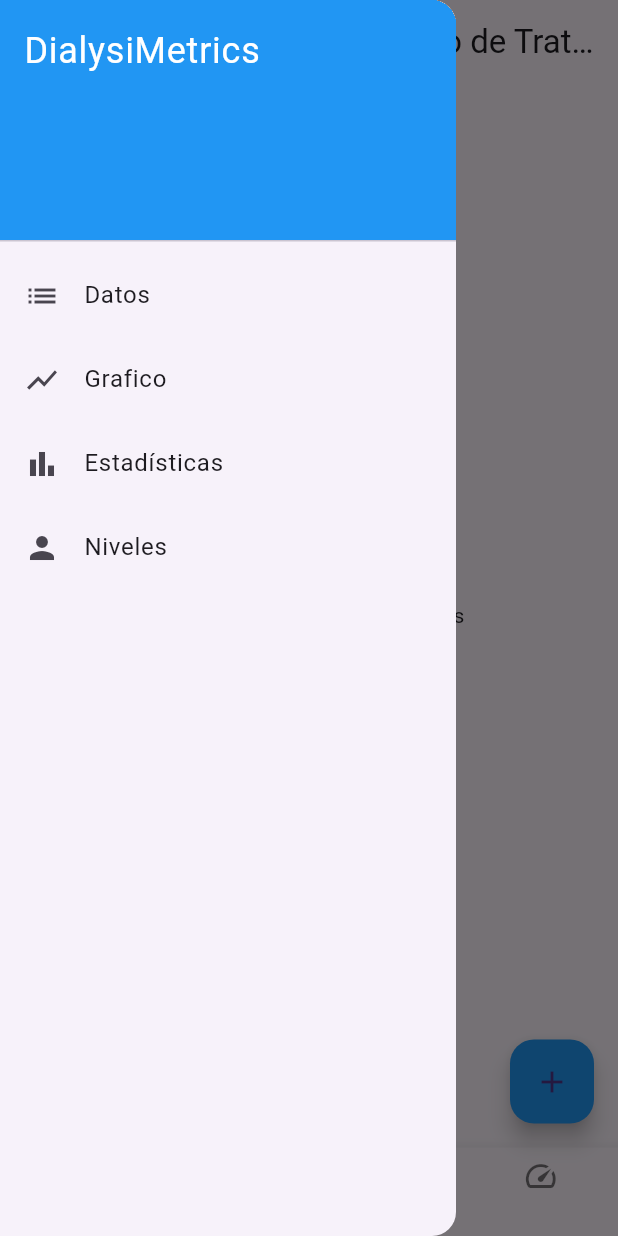
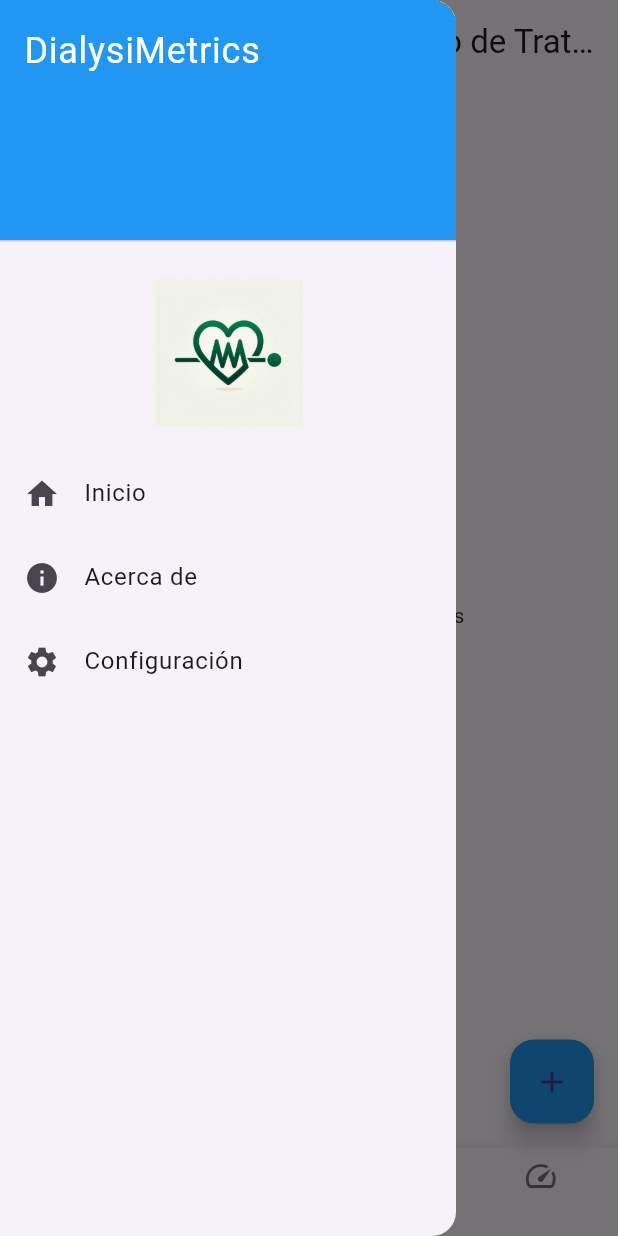
Before and after one commit to Raikishadows17/HemoDynamiX, a Flutter app: the screen it shows after launch, with the side drawer open, on a phone screen of 412 x 824 dp. Run offline on Flutter 3.47's test engine with Material 3 defaults, Android fonts, the light colour scheme and no system bars; our stand-ins replace sqflite; accounts and stored records are empty.

Commit message:
update custom drawer

```diff
--- a/Software/lib/widgets/custom_drawer.dart
+++ b/Software/lib/widgets/custom_drawer.dart
@@ -21,33 +21,34 @@ class CustomDrawer extends StatelessWidget {
                 fontSize: 24,
               ),
             ),
+            //add imagen
+          ),
+          Container(
+            padding: const EdgeInsets.all(16.0),
+            child: Image.asset(
+              'images/logo.jpg', // Ruta de la imagen en assets
+              height: 100, // Ajusta el tamaño de la imagen
+            ),
           ),
           ListTile(
-            leading: const Icon(Icons.list),
-            title: const Text('Datos'),
+            leading: const Icon(Icons.home),
+            title: const Text('Inicio'),
             onTap: () {
               Navigator.pushReplacementNamed(context, AppRoutes.home);
             },
           ),
           ListTile(
-            leading: const Icon(Icons.show_chart),
-            title: const Text('Grafico'),
+            leading: const Icon(Icons.info),
+            title: const Text('Acerca de'),
             onTap: () {
-              Navigator.pushReplacementNamed(context, AppRoutes.settings);
+              Navigator.pushReplacementNamed(context, AppRoutes.about);
             },
           ),
           ListTile(
-            leading: const Icon(Icons.bar_chart),
-            title: const Text('Estadísticas'),
+            leading: const Icon(Icons.settings),
+            title: const Text('Configuración'),
             onTap: () {
-              Navigator.pushReplacementNamed(context, AppRoutes.stats);
-            },
-          ),
-          ListTile(
-            leading: const Icon(Icons.person),
-            title: const Text('Niveles'),
-            onTap: () {
-              Navigator.pushReplacementNamed(context, AppRoutes.about);
+              Navigator.pushReplacementNamed(context, AppRoutes.settings);
             },
           ),
         ],
--- a/Software/pubspec.yaml
+++ b/Software/pubspec.yaml
@@ -68,6 +68,7 @@ flutter:
   # To add assets to your application, add an assets section, like this:
   assets:
     - images/deku.jpg
+    - images/logo.jpg
   #   - images/a_dot_ham.jpeg
 
   # An image asset can refer to one or more resolution-specific "variants", see
```
Also changed, not shown: Software/images/logo.jpg (added).
